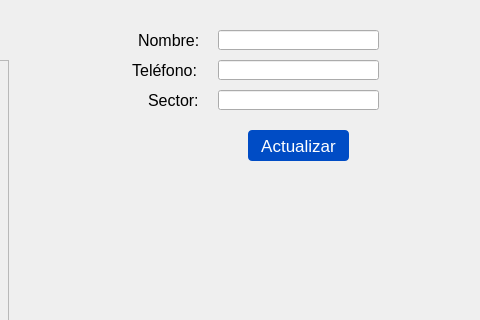
This is ui/PantallaDetalles.ui in Moises024/sistema_de_caja as Qt 5 draws it before an edit; both pictures show x 312 to 792 and y 0 to 320 of the 792 by 401 pixel window. The edited form follows.
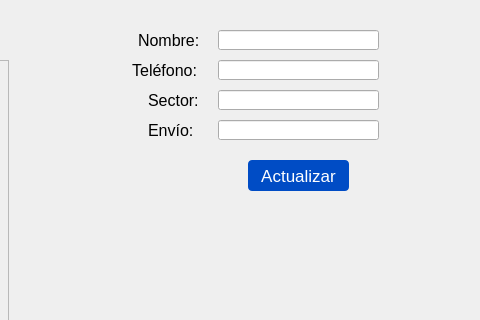
This is the edited form.

```diff
--- a/ui/PantallaDetalles.ui
+++ b/ui/PantallaDetalles.ui
@@ -112,7 +112,7 @@
    <property name="geometry">
     <rect>
      <x>560</x>
-     <y>130</y>
+     <y>160</y>
      <width>101</width>
      <height>31</height>
     </rect>
@@ -200,6 +200,34 @@
     <string>Factura copia</string>
    </property>
   </widget>
+  <widget class="QLabel" name="telefono_text_3">
+   <property name="geometry">
+    <rect>
+     <x>460</x>
+     <y>120</y>
+     <width>71</width>
+     <height>21</height>
+    </rect>
+   </property>
+   <property name="font">
+    <font>
+     <pointsize>12</pointsize>
+    </font>
+   </property>
+   <property name="text">
+    <string>Envío:</string>
+   </property>
+  </widget>
+  <widget class="QLineEdit" name="detalle_envio">
+   <property name="geometry">
+    <rect>
+     <x>530</x>
+     <y>120</y>
+     <width>161</width>
+     <height>20</height>
+    </rect>
+   </property>
+  </widget>
  </widget>
  <resources/>
  <connections/>
```
